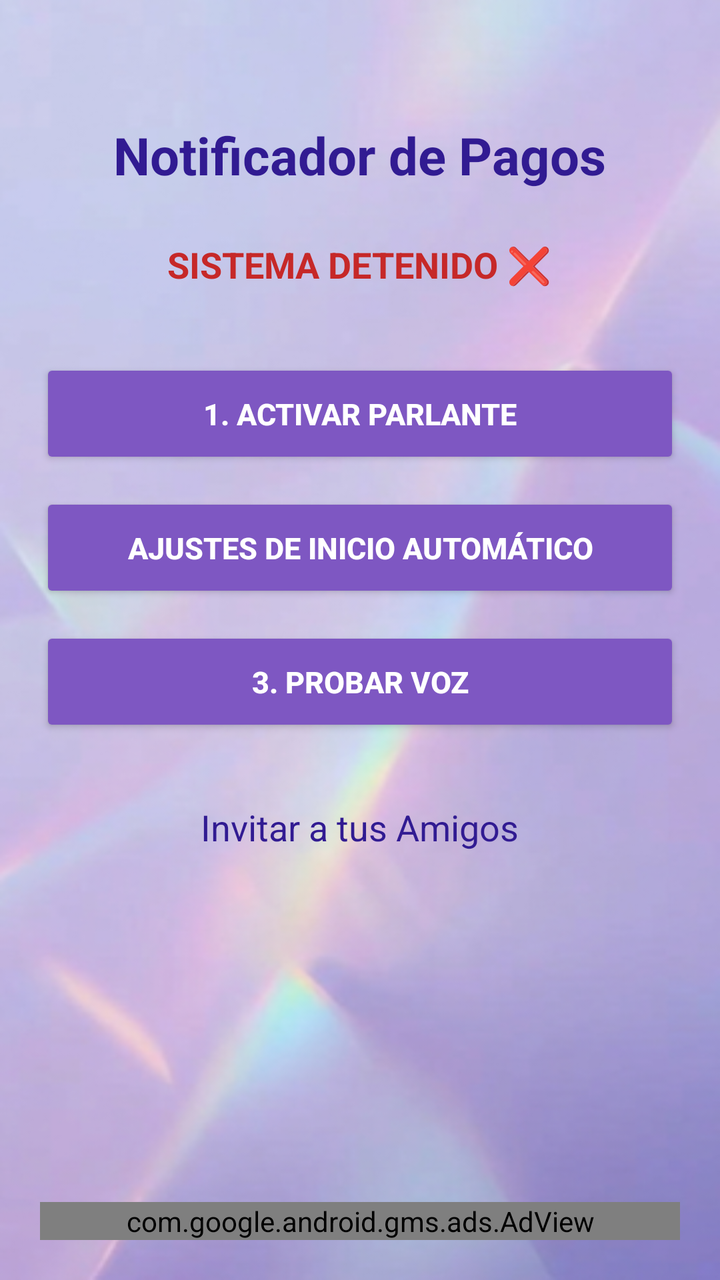
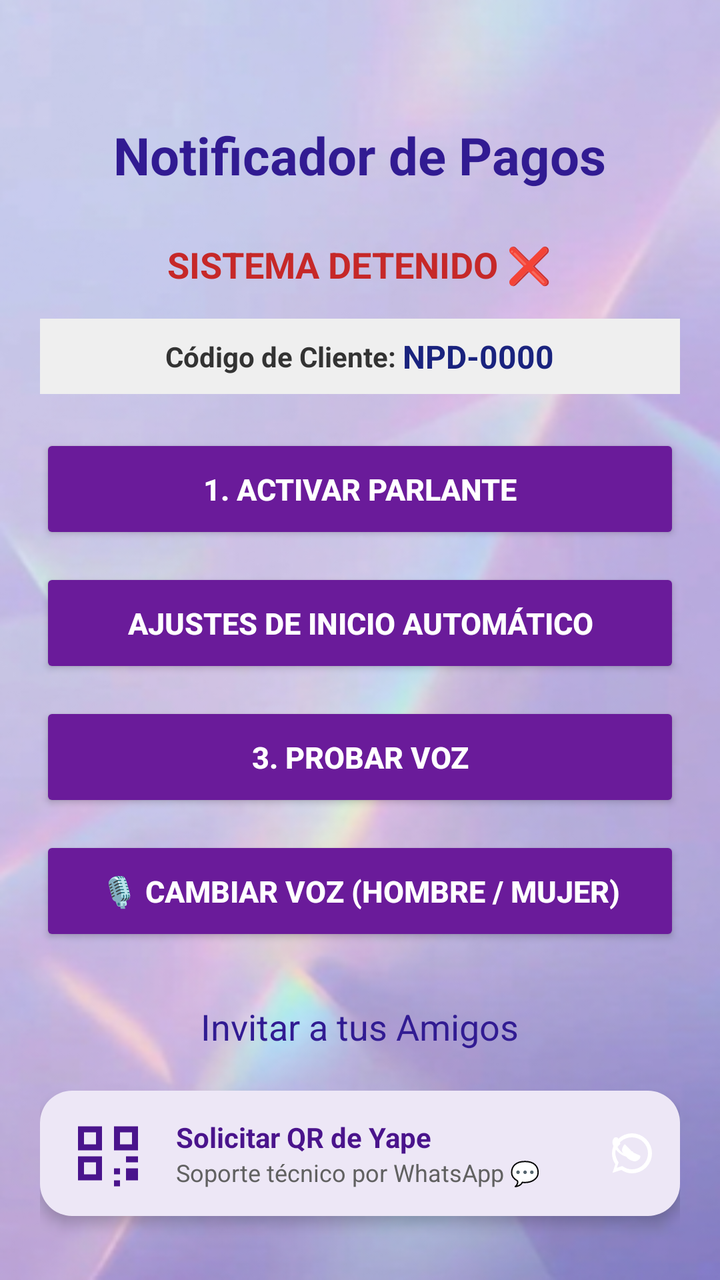

Before-and-after screenshots of an Android layout around one commit, followed by the original layout XML and the change that was made.
<!-- AndroidManifest.xml: application theme Theme.NotificadorDePagosDigitales -->
<!-- res/layout/activity_main.xml -->
<?xml version="1.0" encoding="utf-8"?>
<LinearLayout xmlns:android="http://schemas.android.com/apk/res/android"
    android:id="@+id/main"
    android:layout_width="match_parent"
    android:layout_height="match_parent"
    android:orientation="vertical"
    android:paddingLeft="20dp"
    android:paddingRight="20dp"
    android:paddingBottom="20dp"
    android:paddingTop="60dp"
    android:background="@drawable/fondo_pantalla"
    android:gravity="center_horizontal">

    <TextView
        android:id="@+id/tvTitulo"
        android:layout_width="wrap_content"
        android:layout_height="wrap_content"
        android:text="@string/titulo_app"
        android:textColor="@color/texto_oscuro"
        android:textSize="26sp"
        android:textStyle="bold"
        android:layout_marginBottom="25dp"/>

    <TextView
        android:id="@+id/tvEstado"
        android:layout_width="wrap_content"
        android:layout_height="wrap_content"
        android:text="@string/estado_detenido"
        android:textColor="#C62828"
        android:textSize="18sp"
        android:textStyle="bold"
        android:layout_marginBottom="35dp"/>

    <Button
        android:id="@+id/btnPermisos"
        android:layout_width="match_parent"
        android:layout_height="55dp"
        android:text="@string/btn_activar_parlante"
        android:backgroundTint="@color/morado_botones"
        android:textColor="@color/white"
        android:textSize="15sp"
        android:textStyle="bold"
        android:layout_marginBottom="12dp"/>



    <Button
        android:id="@+id/btnAutoInicio"
        android:layout_width="match_parent"
        android:layout_height="55dp"
        android:text="Ajustes de Inicio Automático"
        android:backgroundTint="@color/morado_botones"
        android:textColor="@color/white"
        android:textSize="15sp"
        android:textStyle="bold"
        android:layout_marginBottom="12dp"/>

    <Button
        android:id="@+id/btnProbar"
        android:layout_width="match_parent"
        android:layout_height="55dp"
        android:text="@string/btn_probar_voz"
        android:backgroundTint="@color/morado_botones"
        android:textColor="@color/white"
        android:textSize="15sp"
        android:textStyle="bold"
        android:layout_marginBottom="25dp"/>

    <TextView
        android:id="@+id/btnCompartir"
        android:layout_width="wrap_content"
        android:layout_height="wrap_content"
        android:text="Invitar a tus Amigos"
        android:textColor="@color/texto_oscuro"
        android:textSize="18sp"
        android:textStyle="normal"
        android:clickable="true"
        android:focusable="true"
        android:background="?attr/selectableItemBackground"
        android:padding="8dp"
        android:layout_marginBottom="12dp"/>

    <View
        android:layout_width="match_parent"
        android:layout_height="0dp"
        android:layout_weight="1" />

    <com.google.android.gms.ads.AdView
        xmlns:ads="http://schemas.android.com/apk/res-auto"
        android:id="@+id/adView"
        android:layout_width="match_parent"
        android:layout_height="wrap_content"
        ads:adSize="BANNER"
        ads:adUnitId="ca-app-pub-2597459253679263/5490410685">
    </com.google.android.gms.ads.AdView>

</LinearLayout>
<!-- resources referenced by this layout -->
<resources>
  <color name="morado_botones">#7E57C2</color>
  <color name="texto_oscuro">#311B92</color>
  <color name="white">#FFFFFFFF</color>
  <!-- drawable fondo_pantalla: png bitmap (drawable, 169622 bytes) -->
  <string name="btn_activar_parlante">1. ACTIVAR PARLANTE</string>
  <string name="btn_probar_voz">3. PROBAR VOZ</string>
  <string name="estado_detenido">SISTEMA DETENIDO ❌</string>
  <string name="titulo_app">Notificador de Pagos</string>
  <style name="Theme.NotificadorDePagosDigitales" parent="Base.Theme.NotificadorDePagosDigitales" />
  <style name="Base.Theme.NotificadorDePagosDigitales" parent="Theme.Material3.DayNight.NoActionBar">
          
          
      </style>
</resources>

<!-- the commit's change to res/layout/activity_main.xml (unified diff, before → after) -->
@@ -29,7 +29,35 @@
         android:textColor="#C62828"
         android:textSize="18sp"
         android:textStyle="bold"
-        android:layout_marginBottom="35dp"/>
+        android:layout_marginBottom="15dp"/>
+
+    <LinearLayout
+        android:id="@+id/layoutCodigoCliente"
+        android:layout_width="match_parent"
+        android:layout_height="wrap_content"
+        android:orientation="horizontal"
+        android:gravity="center"
+        android:background="#EFEFEF"
+        android:padding="8dp"
+        android:layout_marginBottom="20dp">
+
+        <TextView
+            android:layout_width="wrap_content"
+            android:layout_height="wrap_content"
+            android:text="Código de Cliente: "
+            android:textColor="#333333"
+            android:textSize="14sp"
+            android:textStyle="bold" />
+
+        <TextView
+            android:id="@+id/tvCodigoCliente"
+            android:layout_width="wrap_content"
+            android:layout_height="wrap_content"
+            android:text="NPD-0000"
+            android:textColor="#1A237E"
+            android:textSize="16sp"
+            android:textStyle="bold" />
+    </LinearLayout>
 
     <Button
         android:id="@+id/btnPermisos"
@@ -64,7 +92,18 @@
         android:textColor="@color/white"
         android:textSize="15sp"
         android:textStyle="bold"
-        android:layout_marginBottom="25dp"/>
+        android:layout_marginBottom="12dp"/>
+
+    <Button
+        android:id="@+id/btnCambiarVoz"
+        android:layout_width="match_parent"
+        android:layout_height="55dp"
+        android:text="🎙️ Cambiar Voz (Hombre / Mujer)"
+        android:backgroundTint="@color/morado_botones"
+        android:textColor="@color/white"
+        android:textSize="15sp"
+        android:textStyle="bold"
+        android:layout_marginBottom="20dp"/>
 
     <TextView
         android:id="@+id/btnCompartir"
@@ -79,6 +118,58 @@
         android:background="?attr/selectableItemBackground"
         android:padding="8dp"
         android:layout_marginBottom="12dp"/>
+
+    
+    <LinearLayout
+        android:id="@+id/cardSoporteQr"
+        android:layout_width="match_parent"
+        android:layout_height="wrap_content"
+        android:orientation="horizontal"
+        android:gravity="center_vertical"
+        android:background="@drawable/bg_dialog_card"
+        android:padding="12dp"
+        android:elevation="4dp"
+        android:clickable="true"
+        android:focusable="true"
+        android:backgroundTint="#EDE7F6"
+        android:layout_marginBottom="12dp">
+
+        <ImageView
+            android:layout_width="44dp"
+            android:layout_height="44dp"
+            android:src="@drawable/ic_qr_scanner"
+            android:padding="4dp"
+            android:layout_marginEnd="12dp"
+            android:contentDescription="QR Icon"/>
+
+        <LinearLayout
+            android:layout_width="0dp"
+            android:layout_height="wrap_content"
+            android:layout_weight="1"
+            android:orientation="vertical">
+
+            <TextView
+                android:layout_width="wrap_content"
+                android:layout_height="wrap_content"
+                android:text="Solicitar QR de Yape"
+                android:textColor="#4A148C"
+                android:textSize="14sp"
+                android:textStyle="bold"/>
+
+            <TextView
+                android:layout_width="wrap_content"
+                android:layout_height="wrap_content"
+                android:text="Soporte técnico por WhatsApp 💬"
+                android:textColor="#616161"
+                android:textSize="12sp"/>
+        </LinearLayout>
+
+        <ImageView
+            android:layout_width="24dp"
+            android:layout_height="24dp"
+            android:src="@drawable/ic_whatsapp"
+            android:contentDescription="WhatsApp"/>
+    </LinearLayout>
 
     <View
         android:layout_width="match_parent"
<!-- resource entries referenced after the edit -->
@@ -1,9 +1,36 @@
 <!-- resources referenced by this layout -->
 <resources>
-  <color name="morado_botones">#7E57C2</color>
+  <color name="morado_botones">#6A1B9A</color>
   <color name="texto_oscuro">#311B92</color>
   <color name="white">#FFFFFFFF</color>
+  <!-- drawable bg_dialog_card (drawable) -->
+  <?xml version="1.0" encoding="utf-8"?>
+  <shape xmlns:android="http://schemas.android.com/apk/res/android"
+      android:shape="rectangle">
+      <solid android:color="#FFFFFF"/>
+      <corners android:radius="16dp"/>
+  </shape>
   <!-- drawable fondo_pantalla: png bitmap (drawable, 169622 bytes) -->
+  <!-- drawable ic_qr_scanner (drawable) -->
+  <vector xmlns:android="http://schemas.android.com/apk/res/android"
+      android:width="36dp"
+      android:height="36dp"
+      android:viewportWidth="24"
+      android:viewportHeight="24">
+    <path
+        android:fillColor="#4A148C"
+        android:pathData="M2,3H10V11H2V3M4,5V9H8V5H4M14,3H22V11H14V3M16,5V9H20V5H16M2,13H10V21H2V13M4,15V19H8V15H4M18,13H22V15H18V13M14,17H16V19H14V17M18,17H22V21H18V17M14,21H16V23H14V21Z"/>
+  </vector>
+  <!-- drawable ic_whatsapp (drawable) -->
+  <vector xmlns:android="http://schemas.android.com/apk/res/android"
+      android:width="24dp"
+      android:height="24dp"
+      android:viewportWidth="24"
+      android:viewportHeight="24">
+    <path
+        android:fillColor="#FFFFFF"
+        android:pathData="M12,2A10,10 0 0,0 2,12C2,14.03 2.61,15.9 3.69,17.43L2.25,21.75L6.68,20.31C8.17,21.31 10.02,22 12,22A10,10 0 0,0 22,12A10,10 0 0,0 12,2M12,4A8,8 0 0,1 20,12A8,8 0 0,1 12,20C10.37,20 8.87,19.5 7.61,18.66L7.13,18.35L4.4,19.23L5.3,16.55L5,16.07C4.12,14.73 3.63,13.11 3.63,11.41A8.37,8.37 0 0,1 12,4M8.5,7.5C8.3,7.5 8.1,7.6 8,7.8C7.7,8.3 7,9.3 7,10.3C7,11.3 7.7,12.3 8,12.5C8.3,12.7 9.5,14.7 11.5,15.5C13.2,16.2 13.8,16 14.3,15.8C14.8,15.6 15.8,15 16,14.4C16.2,13.8 16.2,13.3 16.1,13.2C16,13.1 15.8,13 15.3,12.8C14.8,12.6 12.3,11.4 11.8,11.2C11.3,11 11,10.9 10.8,11.2C10.6,11.5 10,12.2 9.8,12.5C9.6,12.8 9.4,12.8 9.1,12.7C8.8,12.6 7.8,12.3 6.6,11.2C5.7,10.4 5.1,9.4 4.9,9.1C4.7,8.8 4.9,8.6 5.1,8.4C5.3,8.2 5.5,8 5.7,7.8C5.9,7.6 6,7.5 6.1,7.3C6.2,7.1 6.1,7 6,6.8C5.9,6.6 5.3,5.1 5,4.5C4.7,3.9 4.4,4 4.3,4C4.1,4 3.9,4 3.7,4C3.5,4 3.2,4.1 3,4.4C2.8,4.7 2.2,5.3 2.2,6.5C2.2,7.7 3.1,8.9 3.2,9.1C3.3,9.3 5,11.9 7.6,13.1C9.7,14 10.2,13.9 10.7,13.8C11.2,13.7 12.3,13.1 12.5,12.5C12.7,11.9 12.7,11.4 12.6,11.3C12.5,11.2 12.3,11.1 11.8,10.9Z"/>
+  </vector>
   <string name="btn_activar_parlante">1. ACTIVAR PARLANTE</string>
   <string name="btn_probar_voz">3. PROBAR VOZ</string>
   <string name="estado_detenido">SISTEMA DETENIDO ❌</string>
